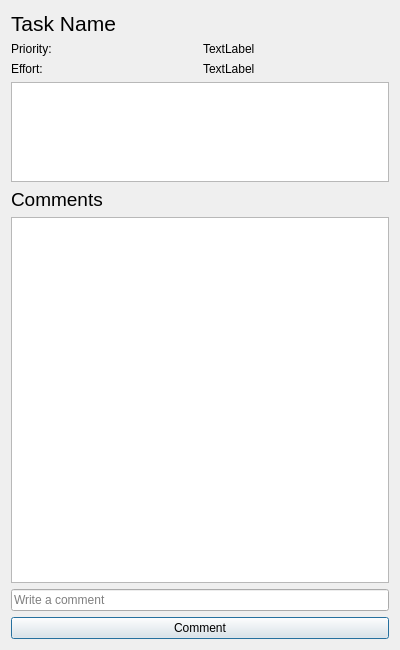
First picture: the form in views/taskdetails.ui, repository BelchieBen/BenjaminBelcherAssessment, before the edit.
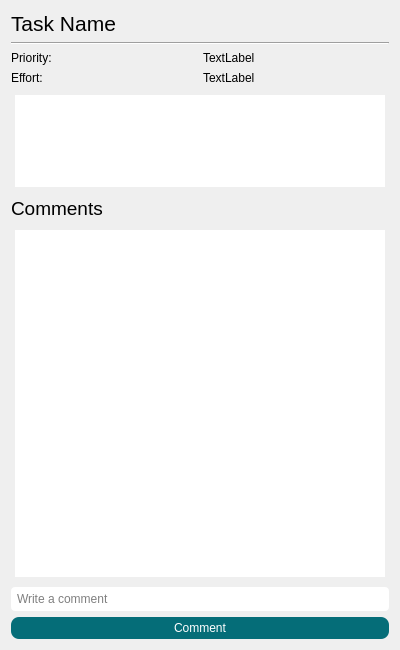
Second picture: the form after the edit.

Diff of the .ui file:
```diff
--- a/views/taskdetails.ui
+++ b/views/taskdetails.ui
@@ -32,6 +32,13 @@
      </property>
     </widget>
    </item>
+   <item>
+    <widget class="Line" name="line">
+     <property name="orientation">
+      <enum>Qt::Horizontal</enum>
+     </property>
+    </widget>
+   </item>
    <item>
     <layout class="QHBoxLayout" name="horizontalLayout">
      <item>
@@ -82,6 +89,10 @@
        <height>100</height>
       </size>
      </property>
+     <property name="styleSheet">
+      <string notr="true">border-radius:4px;
+padding:4px;</string>
+     </property>
     </widget>
    </item>
    <item>
@@ -98,6 +109,10 @@
    </item>
    <item>
     <widget class="QListWidget" name="listWidget">
+     <property name="styleSheet">
+      <string notr="true">border-radius:4px;
+padding:4px;</string>
+     </property>
      <property name="spacing">
       <number>0</number>
      </property>
@@ -105,6 +120,10 @@
    </item>
    <item>
     <widget class="QLineEdit" name="CommentInput">
+     <property name="styleSheet">
+      <string notr="true">border-radius:4px;
+padding:4px;</string>
+     </property>
      <property name="maxLength">
       <number>100</number>
      </property>
@@ -115,6 +134,15 @@
    </item>
    <item>
     <widget class="QPushButton" name="CommentBtn">
+     <property name="styleSheet">
+      <string notr="true">background-color: rgb(5, 109, 120);
+color: rgb(255, 255, 255);
+border-radius:8px;
+padding-top:4px;
+padding-bottom:4px;
+padding-left:25px;
+padding-right:25px;</string>
+     </property>
      <property name="text">
       <string>Comment</string>
      </property>
```
